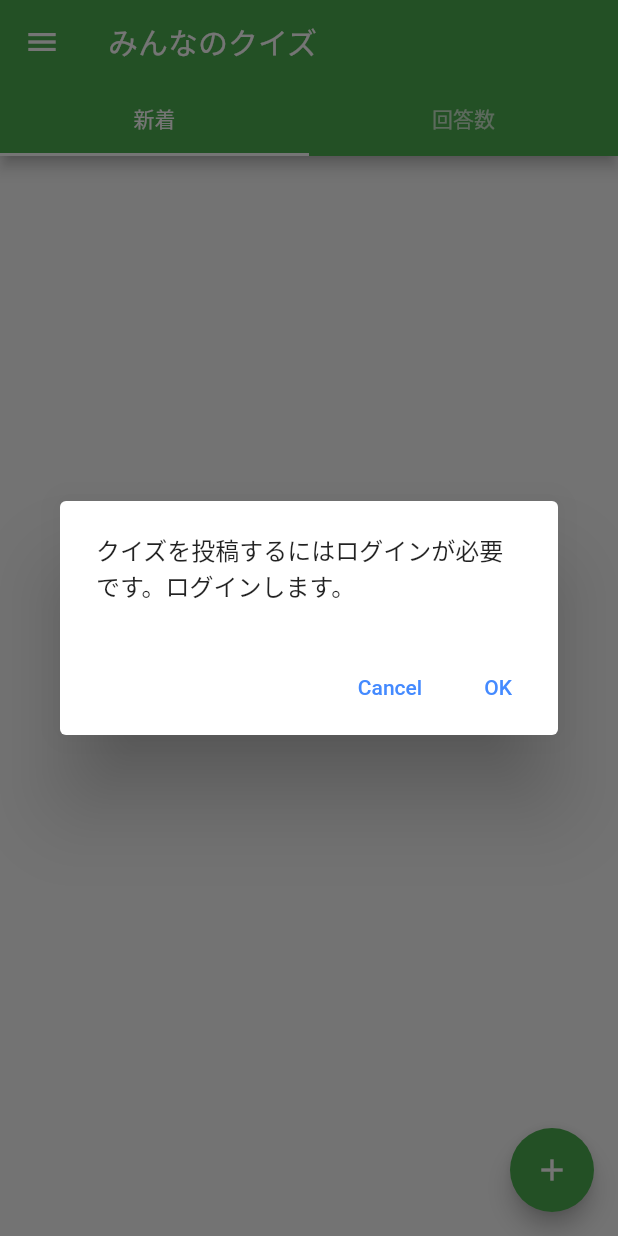
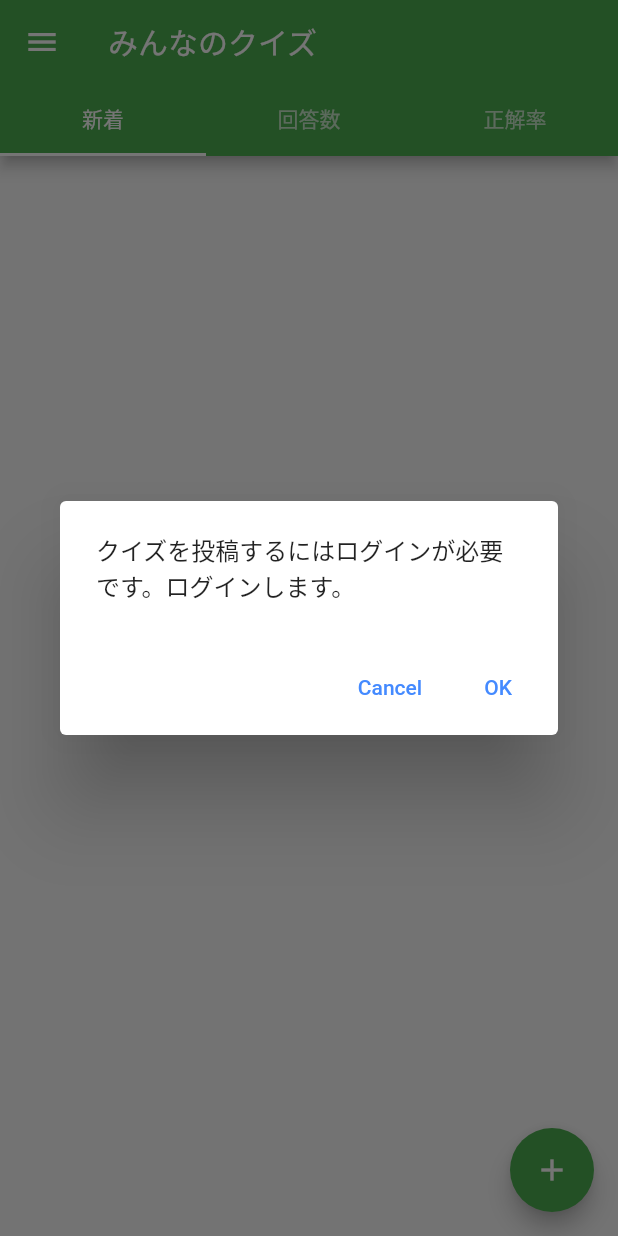
Before and after one commit to morisakisan/share_quiz, a Flutter app: the screen it shows after launch, after a tap on the "add" icon, on a phone screen of 412 x 824 dp. Run offline on Flutter 3.47's test engine with Material 2 defaults, Android fonts, the phone set to English and light mode, and no system bars; our stand-ins replace cloud_firestore, firebase_auth, firebase_core, firebase_crashlytics, firebase_storage, flutter_hooks and 9 more; accounts and stored records are empty.

Commit message:
no message

```diff
--- a/lib/data/quiz/quiz_firebase_store.dart
+++ b/lib/data/quiz/quiz_firebase_store.dart
@@ -9,6 +9,20 @@ class QuizFirebaseStore {
     return FirebaseFirestore.instance.collection('quiz');
   }
 
+  Stream<List<QuizDto>> fetchOrderByCorrectRateDesc() {
+    return getCollection()
+        .orderBy("correct_answer_rate", descending: false)
+        .limit(100)
+        .snapshots()
+        .map(
+          (event) => event.docs.map(
+            (e) {
+              return QuizDto.fromJson(e.data()).copyWith(docId: e.id);
+            },
+          ).toList(),
+        );
+  }
+
   Stream<List<QuizDto>> fetchOrderByAnswerCountDesc() {
     return getCollection()
         .orderBy("answer_count", descending: true)
@@ -17,10 +31,10 @@ class QuizFirebaseStore {
         .map(
           (event) => event.docs.map(
             (e) {
-          return QuizDto.fromJson(e.data()).copyWith(docId: e.id);
-        },
-      ).toList(),
-    );
+              return QuizDto.fromJson(e.data()).copyWith(docId: e.id);
+            },
+          ).toList(),
+        );
   }
 
   Stream<List<QuizDto>> fetchOrderByCreatedAtDesc() {
--- /dev/null
+++ b/lib/data/repository_impl/quiz_correct_rate_repository.dart
@@ -0,0 +1,23 @@
+// Dart imports:
+import 'dart:async';
+
+// Project imports:
+import 'package:share_quiz/data/mapper/quiz_mapper.dart';
+import 'package:share_quiz/data/quiz/quiz_firebase_store.dart';
+import 'package:share_quiz/domain/quiz_list/quiz_list.dart';
+import 'package:share_quiz/domain/quiz_list/quiz_list_repository.dart';
+
+class QuizCorrectRateRepository extends QuizListRepository {
+  final _dataStore = QuizFirebaseStore();
+
+  @override
+  QuizList fetch() => QuizList(
+        quizzes: _dataStore.fetchOrderByCorrectRateDesc().map(
+              (list) => list
+                  .map(
+                    (dto) => QuizMapper.transform(dto),
+                  )
+                  .toList(),
+            ),
+      );
+}
--- a/lib/presentation/page/home.dart
+++ b/lib/presentation/page/home.dart
@@ -5,6 +5,7 @@ import 'package:flutter/material.dart';
 import 'package:flutter_hooks/flutter_hooks.dart';
 import 'package:hooks_riverpod/hooks_riverpod.dart';
 import 'package:share_quiz/data/repository_impl/quiz_ansewers_count_repository.dart';
+import 'package:share_quiz/data/repository_impl/quiz_correct_rate_repository.dart';
 import 'package:share_quiz/data/repository_impl/quiz_new_repository.dart';
 
 // Project imports:
@@ -15,9 +16,10 @@ import 'package:share_quiz/presentation/screen/quiz_list_screen.dart';
 import '../nav.dart';
 
 class Home extends HookWidget {
-  final _tab = <Tab>[
+  final _tab = [
     Tab(text: '新着'),
     Tab(text: '回答数'),
+    Tab(text: '正解率'),
   ];
 
   final provider = StateNotifierProvider((ref) => UserLoginStateNotifier());
@@ -38,8 +40,15 @@ class Home extends HookWidget {
         drawer: _createDrawer(context, state, notifier),
         body: TabBarView(
           children: [
-            QuizListScreen(QuizNewRepository()),
-            QuizListScreen(QuizAnswersCountRepository()),
+            QuizListScreen(
+              QuizNewRepository(),
+            ),
+            QuizListScreen(
+              QuizAnswersCountRepository(),
+            ),
+            QuizListScreen(
+              QuizCorrectRateRepository(),
+            ),
           ],
         ),
         floatingActionButton: FloatingActionButton(
```
